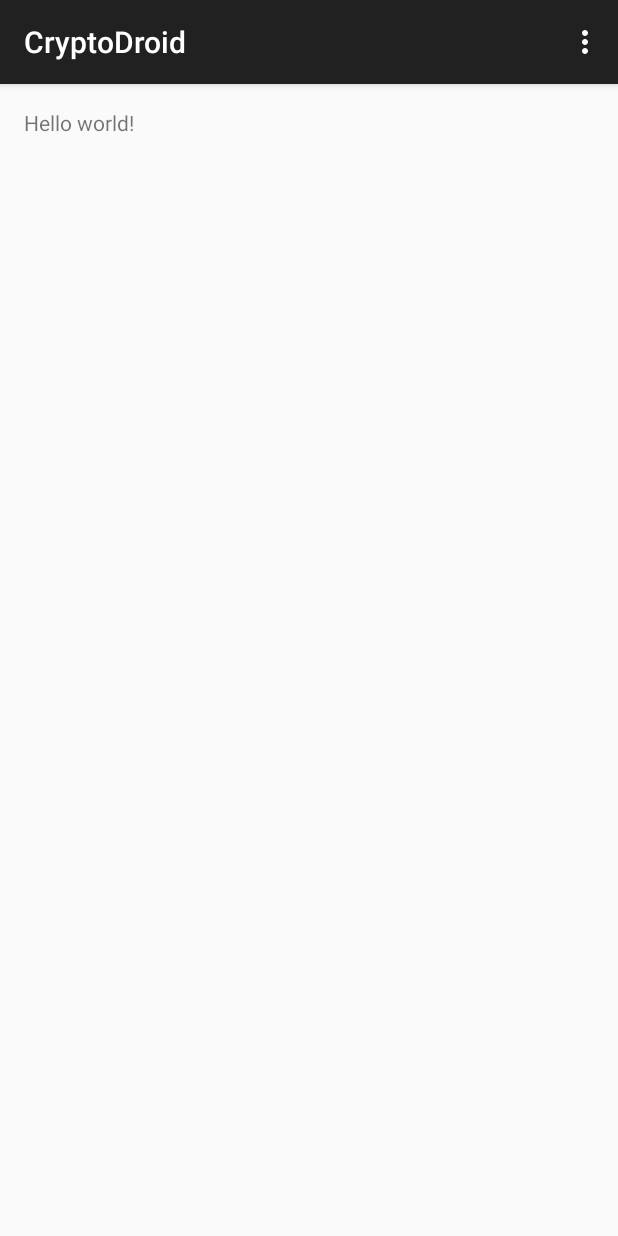
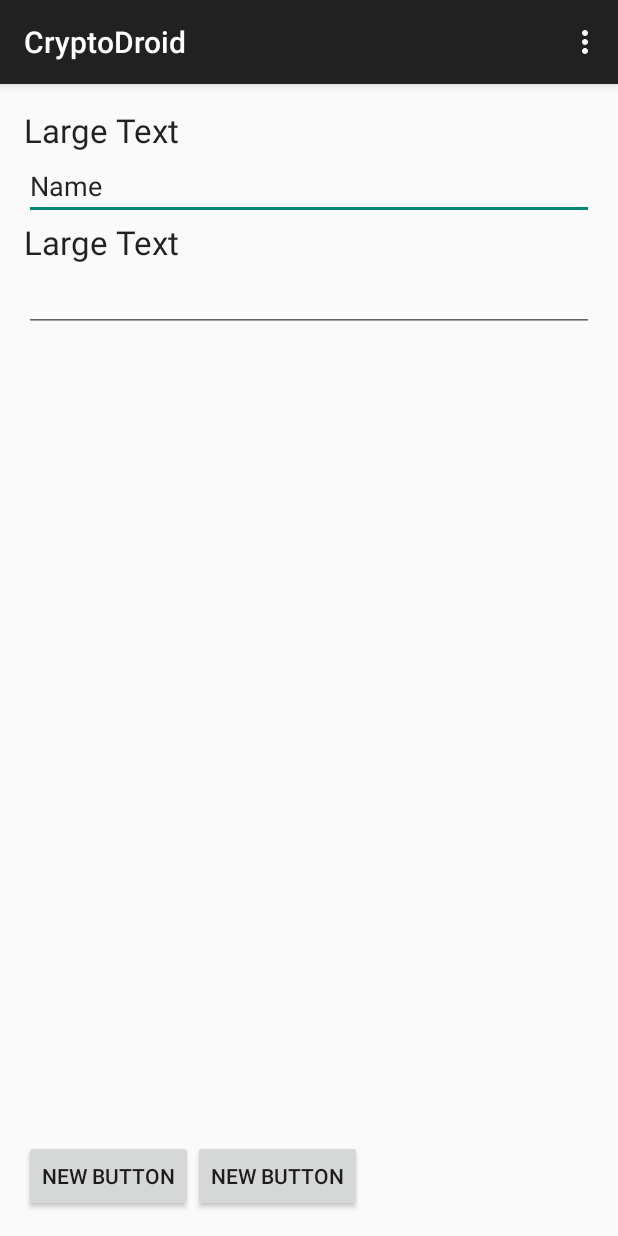
Before and after one commit to pilleryann/CryptoDroid, an Android app: the screen it shows after launch (MainActivity), on a phone screen of 412 x 824 dp. Run offline under Robolectric (Android 15) with nearby library versions, the phone set to English and light mode, and no system bars.

Commit message:
- Add basic element in login screen

```diff
--- a/app/src/main/java/com/filecrypt/sylvainandyann/cryptodroid/MainActivityFragment.java
+++ b/app/src/main/java/com/filecrypt/sylvainandyann/cryptodroid/MainActivityFragment.java
@@ -19,4 +19,6 @@ public class MainActivityFragment extends Fragment {
                              Bundle savedInstanceState) {
         return inflater.inflate(R.layout.fragment_main, container, false);
     }
+
+
 }
--- a/app/src/main/res/layout/fragment_main.xml
+++ b/app/src/main/res/layout/fragment_main.xml
@@ -5,7 +5,61 @@
     android:paddingTop="@dimen/activity_vertical_margin"
     android:paddingBottom="@dimen/activity_vertical_margin" tools:context=".MainActivityFragment">
 
-    <TextView android:text="@string/hello_world" android:layout_width="wrap_content"
-        android:layout_height="wrap_content" />
+    <LinearLayout
+        android:orientation="vertical"
+        android:layout_width="match_parent"
+        android:layout_height="match_parent"
+        android:layout_alignParentTop="true"
+        android:layout_alignParentStart="true">
+
+        <TextView
+            android:layout_width="wrap_content"
+            android:layout_height="wrap_content"
+            android:textAppearance="?android:attr/textAppearanceLarge"
+            android:text="Large Text"
+            android:id="@+id/textView" />
+
+        <EditText
+            android:layout_width="match_parent"
+            android:layout_height="wrap_content"
+            android:inputType="textPersonName"
+            android:text="Name"
+            android:ems="10"
+            android:id="@+id/editText" />
+
+        <TextView
+            android:layout_width="wrap_content"
+            android:layout_height="wrap_content"
+            android:textAppearance="?android:attr/textAppearanceLarge"
+            android:text="Large Text"
+            android:id="@+id/textView2" />
+
+        <EditText
+            android:layout_width="match_parent"
+            android:layout_height="wrap_content"
+            android:inputType="textPassword"
+            android:ems="10"
+            android:id="@+id/editText2" />
+
+        <LinearLayout
+            android:orientation="horizontal"
+            android:layout_width="match_parent"
+            android:layout_height="match_parent">
+
+            <Button
+                android:layout_width="wrap_content"
+                android:layout_height="wrap_content"
+                android:text="New Button"
+                android:id="@+id/button"
+                android:layout_gravity="bottom" />
+
+            <Button
+                android:layout_width="wrap_content"
+                android:layout_height="wrap_content"
+                android:text="New Button"
+                android:id="@+id/button2"
+                android:layout_gravity="bottom" />
+        </LinearLayout>
+    </LinearLayout>
 
 </RelativeLayout>
```
